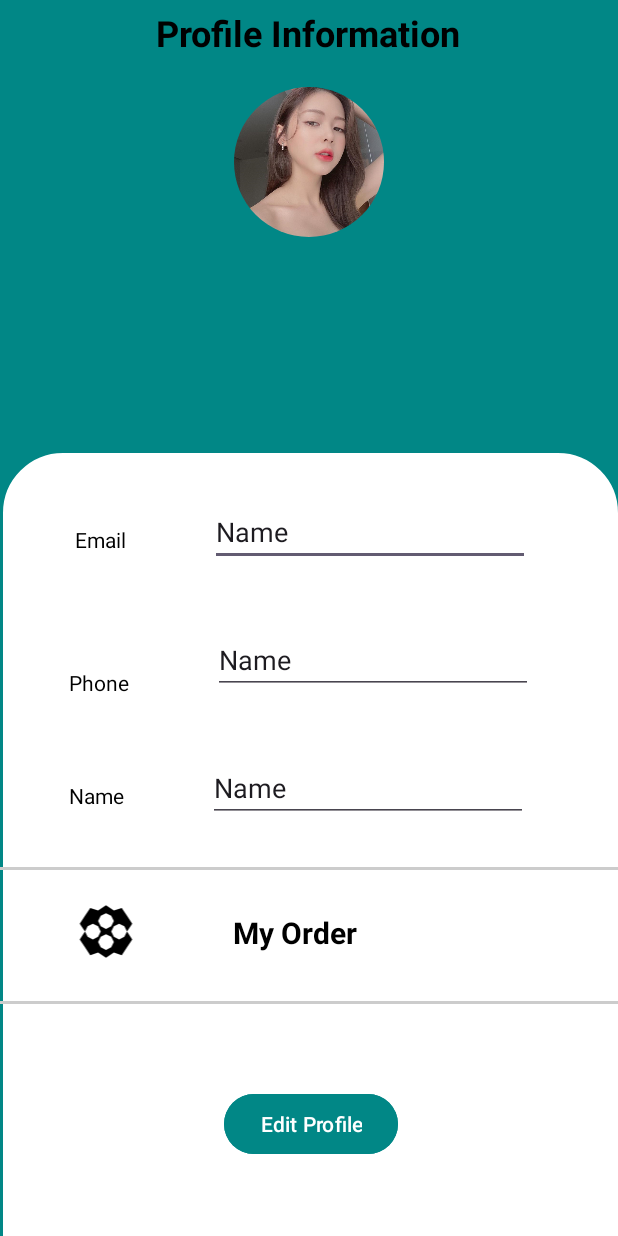
After one commit to vanhcode1/SportShop, an Android app: the layout activity_profile.xml on its own in the app's theme, with its tools: preview values and no code run, on a phone screen of 412 x 824 dp. The commit adds this screen. Run offline under Robolectric (Android 15) with nearby library versions, the phone set to English and light mode, and no system bars; Roboto replaces fonts that are not available here.

Commit message:
Add Profile In4, Common, dependencies, values

```diff
--- /dev/null
+++ b/app/src/main/res/drawable/baseline_sport_24.xml
@@ -0,0 +1,6 @@
+<vector android:height="24dp" android:tint="#000000"
+    android:viewportHeight="24" android:viewportWidth="24"
+    android:width="24dp" xmlns:android="http://schemas.android.com/apk/res/android">
+    <path android:fillColor="@android:color/white"
+        android:pathData="M12,2L15,4L18,3L20,6L22,9L20,12L22,15L20,18L18,21L15,20L12,22L9,20L6,21L4,18L2,15L4,12L2,9L4,6L6,3L9,4L12,2ZM12,5L10,6L9,8L10,10L12,11L14,10L15,8L14,6L12,5ZM7,9L5,10L4,12L5,14L7,15L9,14L10,12L9,10L7,9ZM17,9L15,10L14,12L15,14L17,15L19,14L20,12L19,10L17,9ZM12,13L10,14L9,16L10,18L12,19L14,18L15,16L14,14L12,13Z"/>
+</vector>
--- /dev/null
+++ b/app/src/main/res/drawable/border_login.xml
@@ -0,0 +1,7 @@
+<shape xmlns:android="http://schemas.android.com/apk/res/android">
+    <solid android:color="#FFFFFF" />
+    <stroke android:color="#FFFFFF" android:width="20dp" />
+    <corners
+            android:topLeftRadius="30dp"
+            android:topRightRadius="30dp" />
+</shape>
--- /dev/null
+++ b/app/src/main/res/layout/activity_profile.xml
@@ -0,0 +1,209 @@
+<?xml version="1.0" encoding="utf-8"?>
+<androidx.constraintlayout.widget.ConstraintLayout xmlns:android="http://schemas.android.com/apk/res/android"
+    xmlns:app="http://schemas.android.com/apk/res-auto"
+    xmlns:tools="http://schemas.android.com/tools"
+    android:layout_width="match_parent"
+    android:layout_height="match_parent"
+    android:background="@color/teal_700"
+    tools:context=".ProfileActivity">
+
+    <View
+        android:id="@+id/view3"
+        android:layout_width="410dp"
+        android:layout_height="522dp"
+        android:layout_marginTop="10dp"
+        android:background="@drawable/border_login"
+        app:layout_constraintBottom_toBottomOf="parent"
+        app:layout_constraintEnd_toEndOf="parent"
+        app:layout_constraintHorizontal_bias="1.0"
+        app:layout_constraintStart_toStartOf="parent"
+        app:layout_constraintVertical_bias="1.0" />
+
+    <de.hdodenhof.circleimageview.CircleImageView
+        android:id="@+id/imgUser"
+        android:layout_width="100dp"
+        android:layout_height="100dp"
+        android:layout_marginTop="20dp"
+        android:src="@drawable/girl"
+        app:layout_constraintEnd_toEndOf="parent"
+        app:layout_constraintHorizontal_bias="0.5"
+        app:layout_constraintStart_toStartOf="parent"
+        app:layout_constraintTop_toBottomOf="@+id/textView6" />
+
+    <!--    <ImageView-->
+    <!--        android:id="@+id/imgUser"-->
+    <!--        android:layout_width="140dp"-->
+    <!--        android:layout_height="140dp"-->
+    <!--        android:layout_marginStart="140dp"-->
+    <!--        android:layout_marginTop="28dp"-->
+    <!--        android:src="@drawable/girl"-->
+    <!--        app:layout_constraintStart_toStartOf="parent"-->
+    <!--        app:layout_constraintTop_toBottomOf="@+id/textView6"-->
+    <!--        tools:srcCompat="@tools:sample/avatars" />-->
+
+    <TextView
+        android:id="@+id/textView6"
+        android:layout_width="wrap_content"
+        android:layout_height="wrap_content"
+        android:layout_marginStart="104dp"
+        android:layout_marginTop="5dp"
+        android:text="Profile Information"
+        android:textColor="#000000"
+        android:textSize="24sp"
+        android:textStyle="bold"
+        app:layout_constraintStart_toStartOf="parent"
+        app:layout_constraintTop_toTopOf="parent" />
+
+    <!--<TextView
+        android:id="@+id/tvPhone"
+        android:layout_width="wrap_content"
+        android:layout_height="wrap_content"
+        android:layout_marginTop="5dp"
+        android:text="TextView"
+        android:textColor="#000000"
+        android:textSize="16sp"
+        android:textStyle="bold"
+        app:layout_constraintEnd_toEndOf="parent"
+        app:layout_constraintHorizontal_bias="0.5"
+        app:layout_constraintStart_toStartOf="parent"
+        app:layout_constraintTop_toBottomOf="@+id/imgUser" />
+
+    <TextView
+        android:id="@+id/tvNam"
+        android:layout_width="wrap_content"
+        android:layout_height="wrap_content"
+        android:layout_marginTop="5dp"
+        android:text="TextView"
+        android:textColor="#000000"
+        app:layout_constraintEnd_toEndOf="parent"
+        app:layout_constraintStart_toStartOf="parent"
+        app:layout_constraintTop_toBottomOf="@+id/tvPhone" />-->
+
+    <TextView
+        android:id="@+id/textView12"
+        android:layout_width="wrap_content"
+        android:layout_height="wrap_content"
+        android:layout_marginStart="48dp"
+        android:layout_marginTop="48dp"
+        android:text="Email"
+        android:textColor="#000000"
+        app:layout_constraintStart_toStartOf="@+id/view3"
+        app:layout_constraintTop_toTopOf="@+id/view3" />
+
+    <EditText
+        android:id="@+id/edtEmail"
+        android:layout_width="wrap_content"
+        android:layout_height="wrap_content"
+        android:layout_marginStart="56dp"
+        android:layout_marginTop="30dp"
+
+        android:ems="10"
+        android:inputType="textPersonName"
+        android:text="Name"
+        app:layout_constraintStart_toEndOf="@+id/textView12"
+        app:layout_constraintTop_toTopOf="@+id/view3" />
+
+    <TextView
+        android:id="@+id/textView13"
+        android:layout_width="wrap_content"
+        android:layout_height="wrap_content"
+        android:layout_marginStart="44dp"
+        android:layout_marginTop="76dp"
+        android:text="Phone"
+        android:textColor="#000000"
+        app:layout_constraintStart_toStartOf="@+id/view3"
+        app:layout_constraintTop_toBottomOf="@+id/textView12" />
+
+    <EditText
+        android:id="@+id/edtPhone"
+        android:layout_width="wrap_content"
+        android:layout_height="wrap_content"
+        android:layout_marginStart="56dp"
+        android:layout_marginTop="40dp"
+        android:ems="10"
+        android:inputType="textPersonName"
+        android:text="Name"
+        app:layout_constraintStart_toEndOf="@+id/textView13"
+        app:layout_constraintTop_toBottomOf="@+id/edtEmail" />
+
+    <TextView
+        android:id="@+id/textView8"
+        android:layout_width="wrap_content"
+        android:layout_height="wrap_content"
+        android:layout_marginStart="44dp"
+        android:layout_marginTop="56dp"
+        android:text="Name"
+        android:textColor="#000000"
+        app:layout_constraintStart_toStartOf="@+id/view3"
+        app:layout_constraintTop_toBottomOf="@+id/textView13" />
+
+    <EditText
+        android:id="@+id/edtName"
+        android:layout_width="wrap_content"
+        android:layout_height="wrap_content"
+        android:layout_marginStart="56dp"
+        android:layout_marginTop="40dp"
+        android:ems="10"
+        android:inputType="textPersonName"
+        android:text="Name"
+        app:layout_constraintStart_toEndOf="@+id/textView8"
+        app:layout_constraintTop_toBottomOf="@+id/edtPhone" />
+
+    <View
+        android:id="@+id/view6"
+        android:layout_width="match_parent"
+        android:layout_height="2dp"
+        android:layout_marginTop="30dp"
+        android:background="#CCCCCC"
+        app:layout_constraintEnd_toEndOf="parent"
+        app:layout_constraintHorizontal_bias="1.0"
+        app:layout_constraintStart_toStartOf="parent"
+        app:layout_constraintTop_toBottomOf="@+id/edtName" />
+
+    <View
+        android:id="@+id/view5"
+        android:layout_width="match_parent"
+        android:layout_height="2dp"
+        android:layout_marginTop="32dp"
+        android:background="#CCCCCC"
+        app:layout_constraintEnd_toEndOf="parent"
+        app:layout_constraintHorizontal_bias="0.0"
+        app:layout_constraintStart_toStartOf="parent"
+        app:layout_constraintTop_toBottomOf="@+id/tvMyOrder" />
+
+    <ImageView
+        android:id="@+id/imageView4"
+        android:layout_width="49dp"
+        android:layout_height="42dp"
+        android:layout_marginStart="44dp"
+        android:layout_marginTop="20dp"
+        app:layout_constraintStart_toStartOf="@+id/view3"
+        app:layout_constraintTop_toBottomOf="@+id/view6"
+        app:srcCompat="@drawable/baseline_sport_24" />
+
+    <TextView
+        android:id="@+id/tvMyOrder"
+        android:layout_width="wrap_content"
+        android:layout_height="wrap_content"
+        android:layout_marginStart="60dp"
+        android:layout_marginTop="28dp"
+        android:text="My Order"
+        android:textColor="#000000"
+        android:textSize="20sp"
+        android:textStyle="bold"
+        app:layout_constraintStart_toEndOf="@+id/imageView4"
+        app:layout_constraintTop_toBottomOf="@+id/view6" />
+
+    <Button
+        android:id="@+id/btnEdit"
+        android:layout_width="wrap_content"
+        android:layout_height="wrap_content"
+        android:layout_marginTop="56dp"
+        android:backgroundTint="@color/teal_700"
+        android:onClick="onClickEdit"
+        android:textColor="@color/white"
+        android:text="Edit Profile"
+        app:layout_constraintEnd_toEndOf="@+id/view3"
+        app:layout_constraintStart_toStartOf="@+id/view3"
+        app:layout_constraintTop_toBottomOf="@+id/view5" />
+</androidx.constraintlayout.widget.ConstraintLayout>
```
Also changed, not shown: app/build.gradle.kts (+27 -1 lines), app/src/main/java/com/example/sportshop/Common/Common.java (added, +10 -0 lines), app/src/main/java/com/example/sportshop/Model/Food.java (deleted, +0 -103 lines), app/src/main/java/com/example/sportshop/ProfileActivity.java (added, +109 -0 lines), app/src/main/res/font/actor.xml (added, +7 -0 lines), app/src/main/res/font/antic.xml (added, +7 -0 lines), app/src/main/res/font/montserrat.xml (added, +7 -0 lines), app/src/main/res/font/playfair_display.xml (added, +7 -0 lines), app/src/main/res/font/poppins.xml (added, +7 -0 lines), app/src/main/res/font/poppins_bold.xml (added, +7 -0 lines), app/src/main/res/values/colors.xml (+10 -0 lines), app/src/main/res/values/strings.xml (+34 -1 lines), app/src/main/res/drawable/girl.jpg (added), app/src/main/res/font/google_sans_bold.ttf (added).
